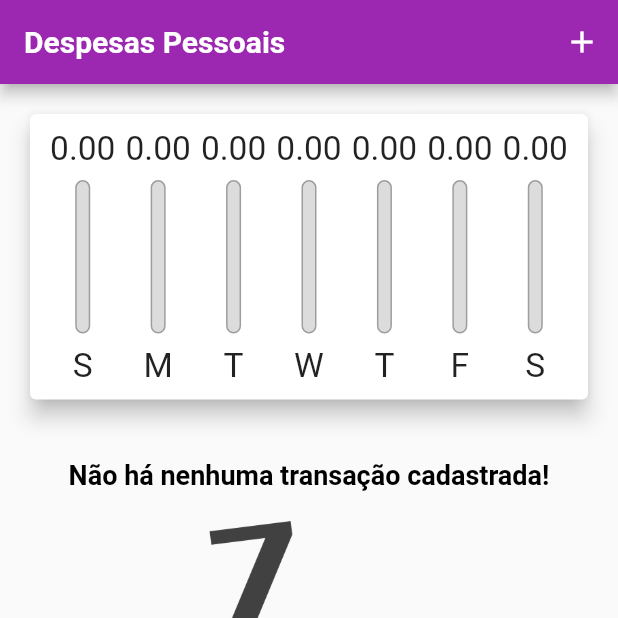
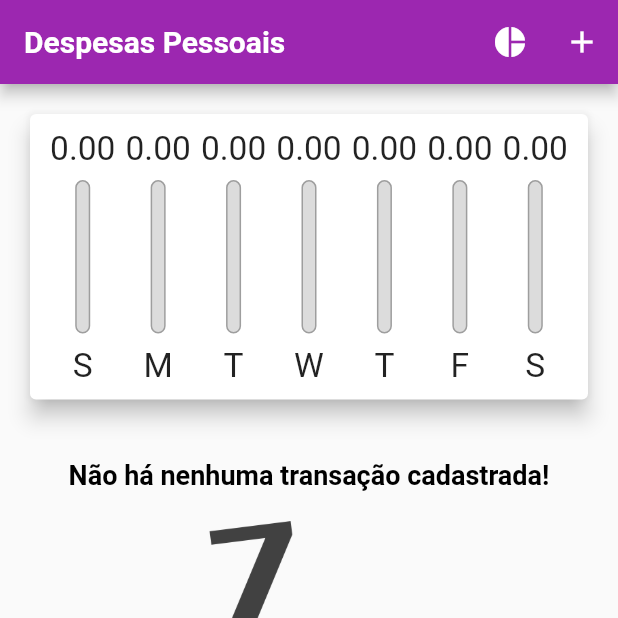
Before and after one commit to gbarros1994/expenses, a Flutter app: the screen it shows after launch, on a phone screen of 412 x 824 dp, the top half of it. Run offline on Flutter 3.47's test engine with Material 2 defaults, Android fonts, the light colour scheme and no system bars.

Commit message:
alternate icon

```diff
--- a/lib/main.dart
+++ b/lib/main.dart
@@ -104,9 +104,17 @@ bool _showChart = false;
         ),
         actions: [
           IconButton(
+            onPressed: () {
+              setState(() {
+                _showChart = !_showChart;
+              });
+            },
+            icon: Icon(_showChart ? Icons.list : Icons.pie_chart)
+          ),
+          IconButton(
             onPressed: () => _opentransactionFormModal(context),
             icon: Icon(Icons.add)
-          )
+          ),
         ],
       );
     final availabelHeight = MediaQuery.of(context).size.height
```
